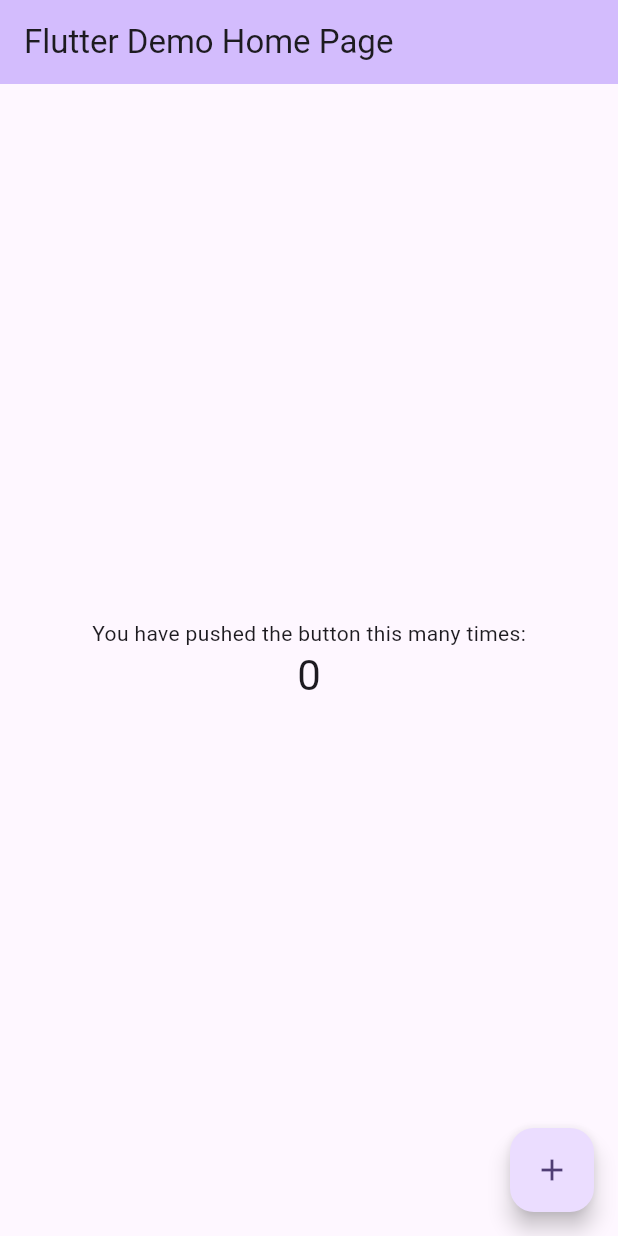
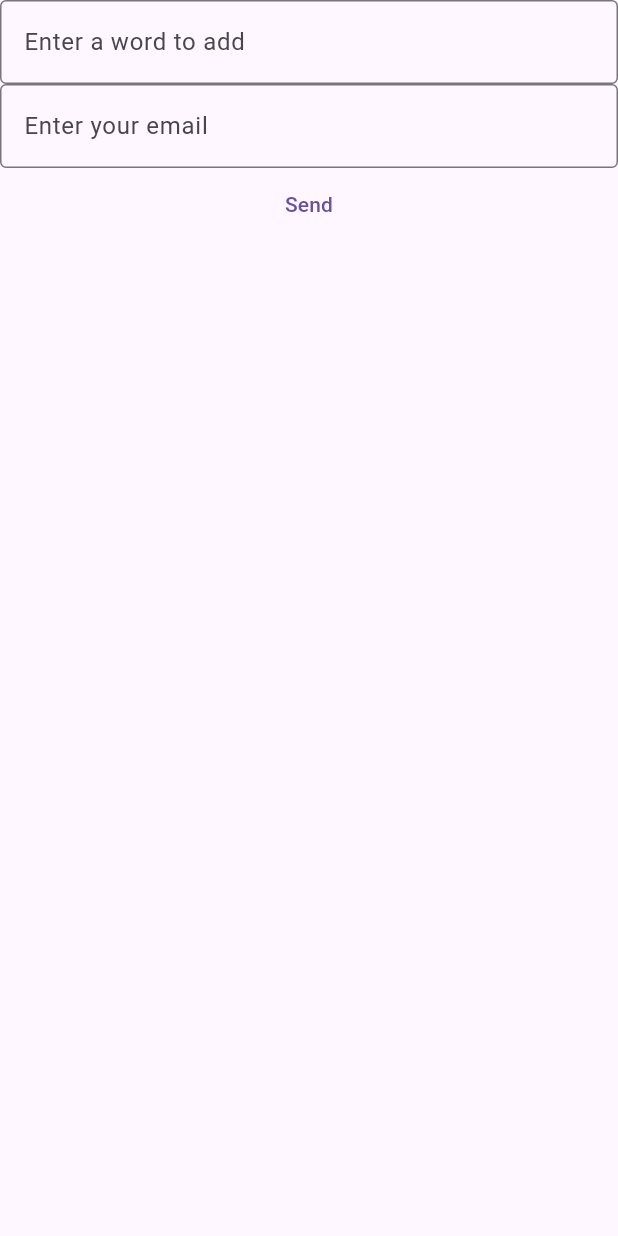
Before and after one commit to OlegVasilievCS/AI-Anki-KOReader-Patch, a Flutter app: the screen it shows after launch, on a phone screen of 412 x 824 dp. Run offline on Flutter 3.47's test engine with Material 3 defaults, Android fonts, the phone set to English and light mode, and no system bars.

Commit message:
Add form to flutter landing page

```diff
--- /dev/null
+++ b/flutter_frontend/lib/landing_page.dart
@@ -0,0 +1,43 @@
+import 'package:flutter/cupertino.dart';
+import 'package:flutter/material.dart';
+
+class LandingPage extends StatefulWidget {
+
+  @override
+  _LandingPageState createState() => _LandingPageState();
+}
+
+class _LandingPageState extends State<LandingPage> {
+  @override
+  Widget build(BuildContext context) {
+    return Scaffold(
+      body: Column(
+          children: [
+      TextField(
+        decoration: InputDecoration(
+          border: OutlineInputBorder(),
+          hintText: 'Enter a word to add',
+        ),
+      ),
+        TextField(
+          decoration: InputDecoration(
+            border: OutlineInputBorder(),
+            hintText: 'Enter your email',
+          ),
+        ),
+            TextButton(
+                onPressed: () =>
+                {
+                  Navigator.of(context).pushReplacement(
+                    MaterialPageRoute(
+                      builder: (context) => LandingPage(),
+                    ),
+                  )
+                },
+                child: Text("Send")
+            )
+    ]
+      ),
+    );
+  }
+}
--- a/flutter_frontend/lib/main.dart
+++ b/flutter_frontend/lib/main.dart
@@ -1,4 +1,6 @@
 import 'package:flutter/material.dart';
+
+import 'landing_page.dart';
 
 void main() {
   runApp(const MyApp());
@@ -7,116 +9,13 @@ void main() {
 class MyApp extends StatelessWidget {
   const MyApp({super.key});
 
-  // This widget is the root of your application.
+
+
   @override
   Widget build(BuildContext context) {
     return MaterialApp(
-      title: 'Flutter Demo',
-      theme: ThemeData(
-        // This is the theme of your application.
-        //
-        // TRY THIS: Try running your application with "flutter run". You'll see
-        // the application has a purple toolbar. Then, without quitting the app,
-        // try changing the seedColor in the colorScheme below to Colors.green
-        // and then invoke "hot reload" (save your changes or press the "hot
-        // reload" button in a Flutter-supported IDE, or press "r" if you used
-        // the command line to start the app).
-        //
-        // Notice that the counter didn't reset back to zero; the application
-        // state is not lost during the reload. To reset the state, use hot
-        // restart instead.
-        //
-        // This works for code too, not just values: Most code changes can be
-        // tested with just a hot reload.
-        colorScheme: .fromSeed(seedColor: Colors.deepPurple),
-      ),
-      home: const MyHomePage(title: 'Flutter Demo Home Page'),
+      title: 'AI Anki',
+      home: LandingPage(),
     );
   }
-}
-
-class MyHomePage extends StatefulWidget {
-  const MyHomePage({super.key, required this.title});
-
-  // This widget is the home page of your application. It is stateful, meaning
-  // that it has a State object (defined below) that contains fields that affect
-  // how it looks.
-
-  // This class is the configuration for the state. It holds the values (in this
-  // case the title) provided by the parent (in this case the App widget) and
-  // used by the build method of the State. Fields in a Widget subclass are
-  // always marked "final".
-
-  final String title;
-
-  @override
-  State<MyHomePage> createState() => _MyHomePageState();
-}
-
-class _MyHomePageState extends State<MyHomePage> {
-  int _counter = 0;
-
-  void _incrementCounter() {
-    setState(() {
-      // This call to setState tells the Flutter framework that something has
-      // changed in this State, which causes it to rerun the build method below
-      // so that the display can reflect the updated values. If we changed
-      // _counter without calling setState(), then the build method would not be
-      // called again, and so nothing would appear to happen.
-      _counter++;
-    });
   }
-
-  @override
-  Widget build(BuildContext context) {
-    // This method is rerun every time setState is called, for instance as done
-    // by the _incrementCounter method above.
-    //
-    // The Flutter framework has been optimized to make rerunning build methods
-    // fast, so that you can just rebuild anything that needs updating rather
-    // than having to individually change instances of widgets.
-    return Scaffold(
-      appBar: AppBar(
-        // TRY THIS: Try changing the color here to a specific color (to
-        // Colors.amber, perhaps?) and trigger a hot reload to see the AppBar
-        // change color while the other colors stay the same.
-        backgroundColor: Theme.of(context).colorScheme.inversePrimary,
-        // Here we take the value from the MyHomePage object that was created by
-        // the App.build method, and use it to set our appbar title.
-        title: Text(widget.title),
-      ),
-      body: Center(
-        // Center is a layout widget. It takes a single child and positions it
-        // in the middle of the parent.
-        child: Column(
-          // Column is also a layout widget. It takes a list of children and
-          // arranges them vertically. By default, it sizes itself to fit its
-          // children horizontally, and tries to be as tall as its parent.
-          //
-          // Column has various properties to control how it sizes itself and
-          // how it positions its children. Here we use mainAxisAlignment to
-          // center the children vertically; the main axis here is the vertical
-          // axis because Columns are vertical (the cross axis would be
-          // horizontal).
-          //
-          // TRY THIS: Invoke "debug painting" (choose the "Toggle Debug Paint"
-          // action in the IDE, or press "p" in the console), to see the
-          // wireframe for each widget.
-          mainAxisAlignment: .center,
-          children: [
-            const Text('You have pushed the button this many times:'),
-            Text(
-              '$_counter',
-              style: Theme.of(context).textTheme.headlineMedium,
-            ),
-          ],
-        ),
-      ),
-      floatingActionButton: FloatingActionButton(
-        onPressed: _incrementCounter,
-        tooltip: 'Increment',
-        child: const Icon(Icons.add),
-      ),
-    );
-  }
-}
```
